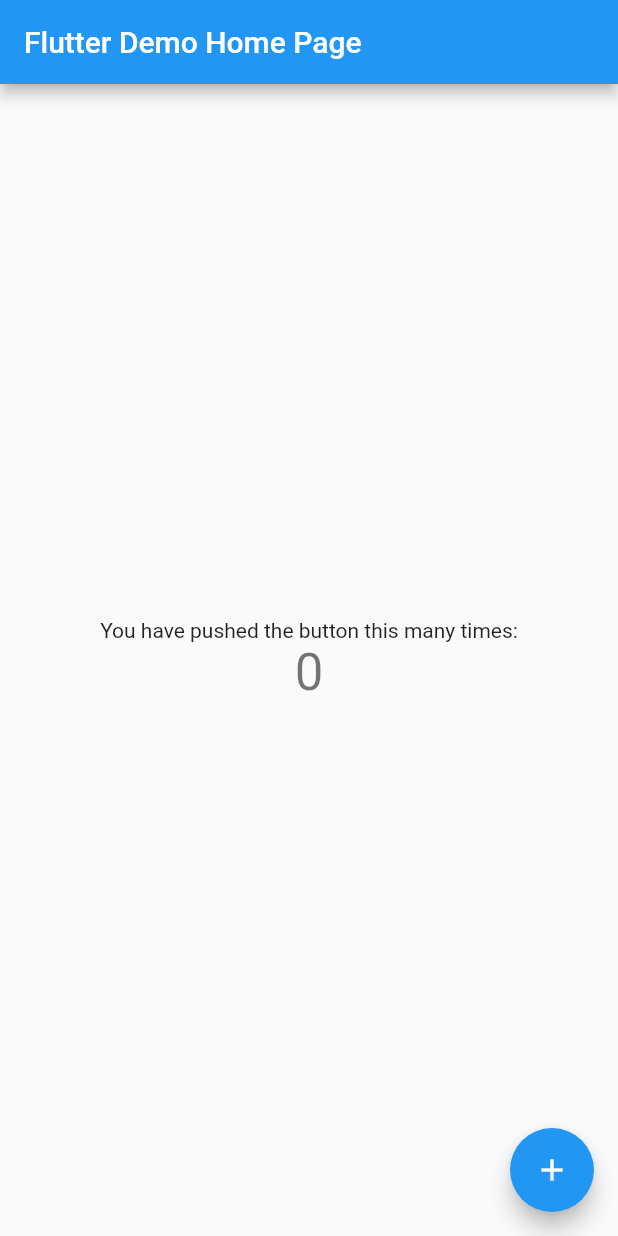
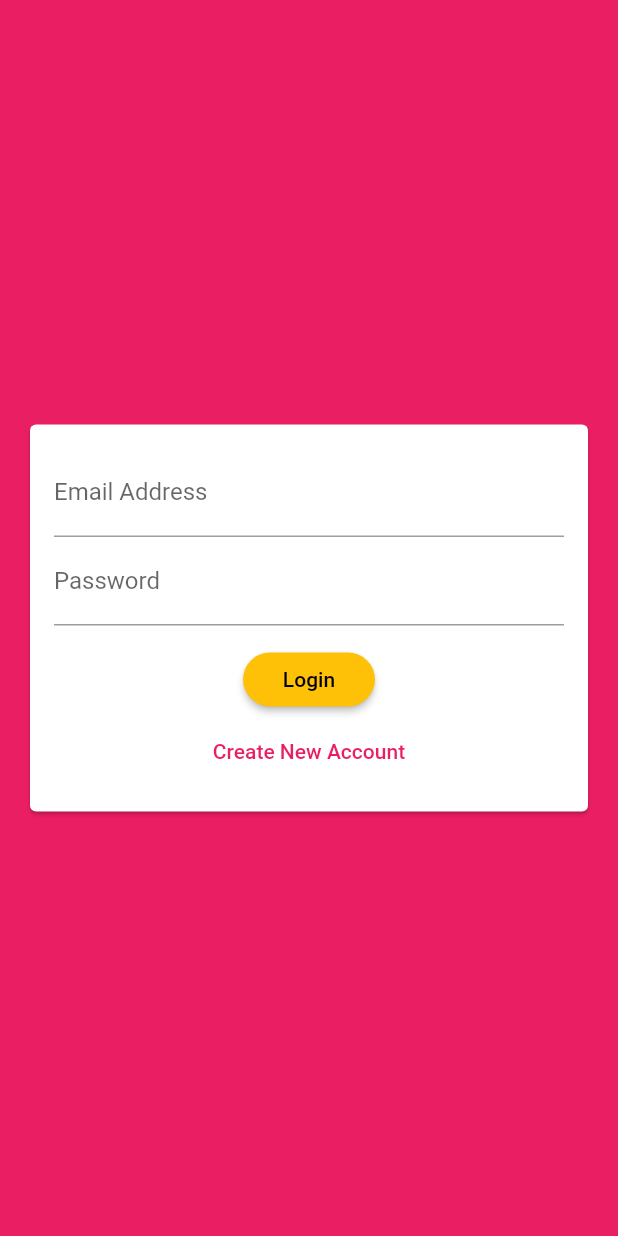
Before and after one commit to akhildevj/flutter-chat-app, a Flutter app: the screen it shows after launch, on a phone screen of 412 x 824 dp. Run offline on Flutter 3.47's test engine with Material 2 defaults, Android fonts, the phone set to English and light mode, and no system bars; our stand-ins replace cloud_firestore, firebase_auth, firebase_core; accounts and stored records are empty.

```diff
--- a/lib/main.dart
+++ b/lib/main.dart
@@ -1,115 +1,52 @@
+import 'package:chat_app/screens/auth.dart';
+import 'package:chat_app/screens/chat.dart';
+import 'package:firebase_auth/firebase_auth.dart';
+import 'package:firebase_core/firebase_core.dart';
 import 'package:flutter/material.dart';
 
 void main() {
-  runApp(const MyApp());
+  WidgetsFlutterBinding.ensureInitialized();
+  runApp(MyApp());
 }
 
 class MyApp extends StatelessWidget {
-  const MyApp({Key? key}) : super(key: key);
+  MyApp({Key? key}) : super(key: key);
 
-  // This widget is the root of your application.
+  final Future<FirebaseApp> _initialization = Firebase.initializeApp();
+
   @override
   Widget build(BuildContext context) {
-    return MaterialApp(
-      title: 'Flutter Demo',
-      theme: ThemeData(
-        // This is the theme of your application.
-        //
-        // Try running your application with "flutter run". You'll see the
-        // application has a blue toolbar. Then, without quitting the app, try
-        // changing the primarySwatch below to Colors.green and then invoke
-        // "hot reload" (press "r" in the console where you ran "flutter run",
-        // or simply save your changes to "hot reload" in a Flutter IDE).
-        // Notice that the counter didn't reset back to zero; the application
-        // is not restarted.
-        primarySwatch: Colors.blue,
-      ),
-      home: const MyHomePage(title: 'Flutter Demo Home Page'),
+    return FutureBuilder(
+      future: _initialization,
+      builder: (_, snapshot) {
+        return MaterialApp(
+            title: 'Chat App',
+            theme: ThemeData(
+              primarySwatch: Colors.pink,
+              backgroundColor: Colors.pink,
+              elevatedButtonTheme: ElevatedButtonThemeData(
+                style: ElevatedButton.styleFrom(
+                  primary: Colors.amber,
+                  onPrimary: Colors.black,
+                  minimumSize: const Size(88, 36),
+                  padding: const EdgeInsets.symmetric(horizontal: 16),
+                  shape: RoundedRectangleBorder(
+                    borderRadius: BorderRadius.circular(20),
+                  ),
+                ),
+              ),
+            ),
+            home: snapshot.connectionState == ConnectionState.waiting
+                ? const CircularProgressIndicator()
+                : StreamBuilder(
+                    stream: FirebaseAuth.instance.authStateChanges(),
+                    builder: (_, userSnapshot) {
+                      if (userSnapshot.hasData) {
+                        return const ChatScreen();
+                      }
+                      return const AuthScreen();
+                    }));
+      },
     );
   }
 }
-
-class MyHomePage extends StatefulWidget {
-  const MyHomePage({Key? key, required this.title}) : super(key: key);
-
-  // This widget is the home page of your application. It is stateful, meaning
-  // that it has a State object (defined below) that contains fields that affect
-  // how it looks.
-
-  // This class is the configuration for the state. It holds the values (in this
-  // case the title) provided by the parent (in this case the App widget) and
-  // used by the build method of the State. Fields in a Widget subclass are
-  // always marked "final".
-
-  final String title;
-
-  @override
-  State<MyHomePage> createState() => _MyHomePageState();
-}
-
-class _MyHomePageState extends State<MyHomePage> {
-  int _counter = 0;
-
-  void _incrementCounter() {
-    setState(() {
-      // This call to setState tells the Flutter framework that something has
-      // changed in this State, which causes it to rerun the build method below
-      // so that the display can reflect the updated values. If we changed
-      // _counter without calling setState(), then the build method would not be
-      // called again, and so nothing would appear to happen.
-      _counter++;
-    });
-  }
-
-  @override
-  Widget build(BuildContext context) {
-    // This method is rerun every time setState is called, for instance as done
-    // by the _incrementCounter method above.
-    //
-    // The Flutter framework has been optimized to make rerunning build methods
-    // fast, so that you can just rebuild anything that needs updating rather
-    // than having to individually change instances of widgets.
-    return Scaffold(
-      appBar: AppBar(
-        // Here we take the value from the MyHomePage object that was created by
-        // the App.build method, and use it to set our appbar title.
-        title: Text(widget.title),
-      ),
-      body: Center(
-        // Center is a layout widget. It takes a single child and positions it
-        // in the middle of the parent.
-        child: Column(
-          // Column is also a layout widget. It takes a list of children and
-          // arranges them vertically. By default, it sizes itself to fit its
-          // children horizontally, and tries to be as tall as its parent.
-          //
-          // Invoke "debug painting" (press "p" in the console, choose the
-          // "Toggle Debug Paint" action from the Flutter Inspector in Android
-          // Studio, or the "Toggle Debug Paint" command in Visual Studio Code)
-          // to see the wireframe for each widget.
-          //
-          // Column has various properties to control how it sizes itself and
-          // how it positions its children. Here we use mainAxisAlignment to
-          // center the children vertically; the main axis here is the vertical
-          // axis because Columns are vertical (the cross axis would be
-          // horizontal).
-          mainAxisAlignment: MainAxisAlignment.center,
-          children: <Widget>[
-            const Text(
-              'You have pushed the button this many times:',
-            ),
-            Text(
-              '$_counter',
-              style: Theme.of(context).textTheme.headline4,
-            ),
-          ],
-        ),
-      ),
-      floatingActionButton: FloatingActionButton(
-        onPressed: _incrementCounter,
-        tooltip: 'Increment',
-        child: const Icon(Icons.add),
-      ), // This trailing comma makes auto-formatting nicer for build methods.
-    );
-  }
-}
--- /dev/null
+++ b/lib/screens/auth.dart
@@ -0,0 +1,68 @@
+import 'package:chat_app/widgets/auth/auth_form.dart';
+import 'package:cloud_firestore/cloud_firestore.dart';
+import 'package:firebase_auth/firebase_auth.dart';
+import 'package:flutter/material.dart';
+
+class AuthScreen extends StatefulWidget {
+  const AuthScreen({Key? key}) : super(key: key);
+
+  @override
+  State<AuthScreen> createState() => _AuthScreenState();
+}
+
+class _AuthScreenState extends State<AuthScreen> {
+  final _auth = FirebaseAuth.instance;
+  var _isLoading = false;
+
+  void _submitForm(
+    String email,
+    String password,
+    String username,
+    bool isLogin,
+  ) async {
+    UserCredential userCredential;
+
+    try {
+      setState(() => _isLoading = true);
+      if (isLogin) {
+        userCredential = await _auth.signInWithEmailAndPassword(
+          email: email,
+          password: password,
+        );
+      } else {
+        userCredential = await _auth.createUserWithEmailAndPassword(
+          email: email,
+          password: password,
+        );
+
+        final userData = {'username': username, 'email': email};
+        FirebaseFirestore.instance
+            .collection('users')
+            .doc(userCredential.user?.uid)
+            .set(userData);
+      }
+    } on FirebaseAuthException catch (err) {
+      ScaffoldMessenger.of(context).clearSnackBars();
+      ScaffoldMessenger.of(context).showSnackBar(SnackBar(
+        content: Text(err.message ?? 'An  error occured!'),
+        backgroundColor: Theme.of(context).errorColor,
+      ));
+      setState(() => _isLoading = false);
+    } catch (err) {
+      ScaffoldMessenger.of(context).clearSnackBars();
+      ScaffoldMessenger.of(context).showSnackBar(SnackBar(
+        content: Text(err.toString()),
+        backgroundColor: Theme.of(context).errorColor,
+      ));
+      setState(() => _isLoading = false);
+    }
+  }
+
+  @override
+  Widget build(BuildContext context) {
+    return Scaffold(
+      backgroundColor: Theme.of(context).primaryColor,
+      body: AuthForm(submitForm: _submitForm, isLoading: _isLoading),
+    );
+  }
+}
--- /dev/null
+++ b/lib/widgets/auth/auth_form.dart
@@ -0,0 +1,111 @@
+import 'package:flutter/material.dart';
+
+class AuthForm extends StatefulWidget {
+  final void Function(
+    String email,
+    String password,
+    String username,
+    bool isLogin,
+  ) submitForm;
+  final bool isLoading;
+
+  const AuthForm({Key? key, required this.submitForm, required this.isLoading})
+      : super(key: key);
+
+  @override
+  State<AuthForm> createState() => _AuthFormState();
+}
+
+class _AuthFormState extends State<AuthForm> {
+  final _formKey = GlobalKey<FormState>();
+  var _isLogin = true;
+  var _userEmail = '';
+  var _userName = '';
+  var _userPassword = '';
+
+  void _trySubmit() {
+    FocusScope.of(context).unfocus();
+
+    final isValid = _formKey.currentState?.validate();
+    if (isValid != null && isValid) {
+      _formKey.currentState?.save();
+      widget.submitForm(
+        _userEmail.trim(),
+        _userPassword.trim(),
+        _userName.trim(),
+        _isLogin,
+      );
+    }
+  }
+
+  @override
+  Widget build(BuildContext context) {
+    return Center(
+      child: Card(
+        margin: const EdgeInsets.all(20),
+        child: SingleChildScrollView(
+          child: Padding(
+            padding: const EdgeInsets.all(16),
+            child: Form(
+              key: _formKey,
+              child: Column(mainAxisSize: MainAxisSize.min, children: [
+                TextFormField(
+                  key: const ValueKey('email'),
+                  keyboardType: TextInputType.emailAddress,
+                  decoration: const InputDecoration(labelText: 'Email Address'),
+                  validator: (value) {
+                    if (value == null ||
+                        value.isEmpty ||
+                        !value.contains('@')) {
+                      return 'Please enter valid email address.';
+                    }
+                    return null;
+                  },
+                  onSaved: (value) => _userEmail = value as String,
+                ),
+                if (!_isLogin)
+                  TextFormField(
+                    key: const ValueKey('username'),
+                    decoration: const InputDecoration(labelText: 'Username'),
+                    validator: (value) {
+                      if (value == null || value.isEmpty) {
+                        return 'Username must be 4 characters long.';
+                      }
+                      return null;
+                    },
+                    onSaved: (value) => _userName = value as String,
+                  ),
+                TextFormField(
+                  key: const ValueKey('password'),
+                  decoration: const InputDecoration(labelText: 'Password'),
+                  obscureText: true,
+                  validator: (value) {
+                    if (value == null || value.isEmpty || value.length < 4) {
+                      return 'Password must be at least 4 characters long.';
+                    }
+                    return null;
+                  },
+                  onSaved: (value) => _userPassword = value as String,
+                ),
+                const SizedBox(height: 12),
+                if (widget.isLoading) const CircularProgressIndicator(),
+                if (!widget.isLoading)
+                  ElevatedButton(
+                    onPressed: _trySubmit,
+                    child: Text(_isLogin ? 'Login' : 'Signup'),
+                  ),
+                if (!widget.isLoading)
+                  TextButton(
+                    onPressed: () => setState(() => _isLogin = !_isLogin),
+                    child: Text(_isLogin
+                        ? 'Create New Account'
+                        : 'I already have an account'),
+                  )
+              ]),
+            ),
+          ),
+        ),
+      ),
+    );
+  }
+}
```
Also changed, not shown: lib/screens/chat.dart (added, +43 -0 lines), lib/widgets/chat/messages.dart (added, +30 -0 lines), lib/widgets/chat/new_message.dart (added, +43 -0 lines), pubspec.yaml (+4 -3 lines), pubspec.lock, 3 other files.
